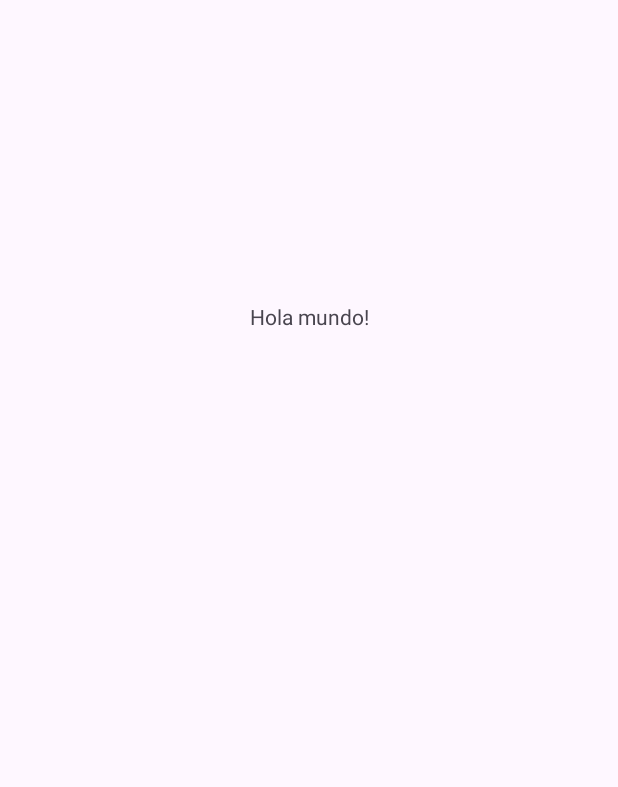
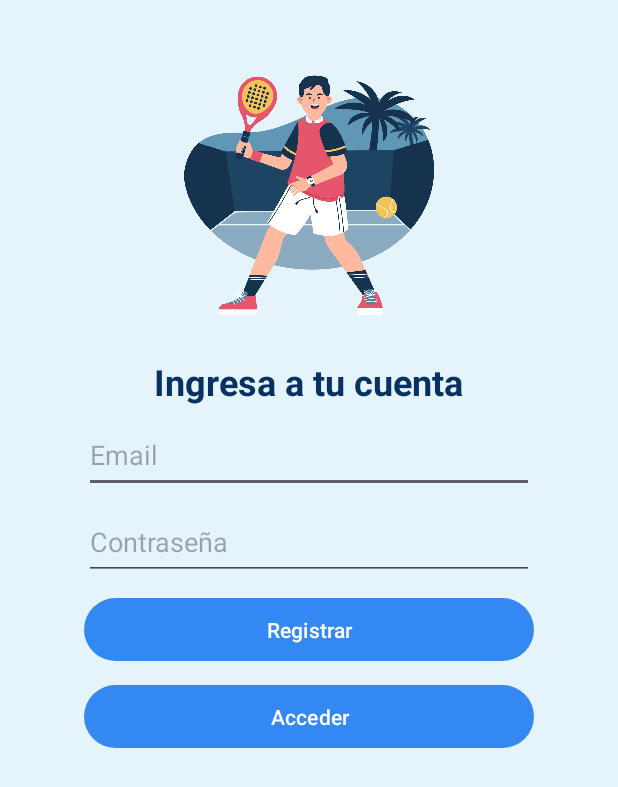
Before and after one commit to AndoniHub/PistaPadel, an Android app: the screen it shows after launch (MainActivity before the commit, AuthActivity after it), on a phone screen of 412 x 824 dp. Before the commit the part shown is almost empty. Shown: the top 787 px of the screen. Run offline under Robolectric (Android 15) with nearby library versions, the light colour scheme and no system bars; our stand-ins replace Firebase (no records; nobody signed in at launch, a user with empty details on screens opened directly).

Commit message:
Refactorizada/Renombrada MainActivity por AuthActivity. Añadida la librería firebase-auth en libs.versions.toml. Añadida dependencia firebase.auth en build.gradle. Creada HomeActivity. Implementadas las funcionalidades de registro y acceso de usuarios mediante FirebaseAuth en AuthActivity y navegación a HomeActivity.

```diff
--- a/app/build.gradle
+++ b/app/build.gradle
@@ -54,4 +54,5 @@ dependencies {
     // Importar Firebase con Version Catalog, reemplazando la dependencia por la referencia a libs
     implementation platform(libs.firebase.bom)
     implementation libs.firebase.analytics
+    implementation libs.firebase.auth
 }
--- /dev/null
+++ b/app/src/main/java/com/andonilaramagallon/pistapadel/AuthActivity.java
@@ -0,0 +1,202 @@
+package com.andonilaramagallon.pistapadel;
+
+import android.content.Intent;
+import android.os.Bundle;
+import android.widget.Button;
+import android.widget.EditText;
+
+import androidx.activity.EdgeToEdge;
+import androidx.appcompat.app.AlertDialog;
+import androidx.appcompat.app.AppCompatActivity;
+import androidx.appcompat.app.AppCompatDelegate;
+import androidx.core.graphics.Insets;
+import androidx.core.view.ViewCompat;
+import androidx.core.view.WindowInsetsCompat;
+
+import com.google.firebase.analytics.FirebaseAnalytics;
+import com.google.firebase.auth.FirebaseAuth;
+import com.google.firebase.auth.FirebaseAuthException;
+
+public class AuthActivity extends AppCompatActivity {
+
+    /**
+     * Metodo que se ejecuta cuando se crea la actividad.
+     *
+     * @param savedInstanceState Estado previo de la actividad, si lo hay.
+     */
+    @Override
+    protected void onCreate(Bundle savedInstanceState) {
+        super.onCreate(savedInstanceState);
+
+        // Forzar el modo claro (diurno)
+        AppCompatDelegate.setDefaultNightMode(AppCompatDelegate.MODE_NIGHT_NO);
+
+        EdgeToEdge.enable(this);
+
+        setContentView(R.layout.activity_auth);
+
+        // Inicializar la instancia de FireBaseAnalitycs.
+        // Permite que la aplicación registre eventos y datos analíticos que se envían a la consola de Firebase.
+        FirebaseAnalytics mFirebaseAnalytics = FirebaseAnalytics.getInstance(this);
+
+        // Instanciar un nuevo Bundle: contenedor clave-valor
+        // Clave -> "message"
+        // Valor -> "Integración de Firebase completa"
+        Bundle bundle = new Bundle();
+        bundle.putString("message", "Integración de Firebase completa");
+
+        // Lanzar evento personalizado a Google Analitycs, pasándole el bundle por parámetro
+        // Primer parámetro: nombre del evento
+        // Segundo parámetro: bundle
+        // En este caso, el evento "InitScreen" simplemente indica que la pantalla de inicio se ha inicializado
+        // y que la integración de Firebase Analytics está funcionando correctamente.
+        mFirebaseAnalytics.logEvent("InitScreen", bundle);
+
+        // Aplicar los insets para ajustar la vista a los elementos del sistema.
+        // Ajusta los márgenes de la vista (R.id.main) para evitar que los elementos del sistema (barra de estado, barra de navegación, etc.)
+        // interfieran con la interfaz de usuario.
+        ViewCompat.setOnApplyWindowInsetsListener(findViewById(R.id.main), (v, insets) -> {
+            Insets systemBars = insets.getInsets(WindowInsetsCompat.Type.systemBars());
+            v.setPadding(systemBars.left, systemBars.top, systemBars.right, systemBars.bottom);
+            return insets;
+        });
+
+        // Llamada al metodo registrar -> Asigna la acción al botón Registrar mediante un OnClickListener
+        registrar();
+
+        //Llamada al metodo acceder -> Asigna la acción al botón Acceder mediante un OnClickListener
+        acceder();
+    }
+
+    /**
+     * Metodo que define la acción al pulsar el botón Registrar.
+     * Obtiene y verifica que los campos email y contraseña no estén vacíos y sean válidos.
+     * Mediante el servicio FirebaseAuth, registra el usuario con las credenciales obtenidas y accede a la HomeActivity.
+     */
+    private void registrar() {
+        // Instanciar los elementos del layout
+        EditText emailEditText = findViewById(R.id.emailEditText);
+        EditText passwordEditText = findViewById(R.id.passwordEditText);
+        Button signUpButton = findViewById(R.id.signOutButton);
+
+        // Añadir el listener al botón de registrar
+        signUpButton.setOnClickListener(v -> {
+            // Obtener el valor de los campos EditText de email y contraseña
+            String email = emailEditText.getText().toString().trim();
+            String password = passwordEditText.getText().toString().trim();
+
+            // Validar los campos de email y contraseña
+            if (email.isEmpty()) {
+                mostrarAlerta("Debe introducir una dirección de email");
+                return;
+            }
+
+            if (password.isEmpty()) {
+                mostrarAlerta("Debe introducir una contraseña válida");
+                return;
+            }
+
+            // Verificar que la contraseña tenga un mínimo de 6 caracteres (requisito de Firebase)
+            if (password.length() < 6) {
+                mostrarAlerta("La contraseña debe tener al menos 6 caracteres");
+                return;
+            }
+
+            // Obtener una instancia de FirebaseAuth y llamar al metodo createUserWithEmailAndPassword para registrar el usuario mediante email y contraseña
+            FirebaseAuth.getInstance()
+                    .createUserWithEmailAndPassword(email, password)
+                    .addOnCompleteListener(task -> {
+                        if (task.isSuccessful()) {
+                            // Registro exitoso, ir a la pantalla principal
+                            mostrarHome(email, ProviderType.BASIC);
+                        } else {
+                            // Si el task no es exitoso, se maneja el error
+                            if (task.getException() != null) {
+                                // Obtener el código de error
+                                FirebaseAuthException e = (FirebaseAuthException) task.getException();
+                                String errorCode = e.getErrorCode();
+
+                                // TODO: No consigo controlar que solo se muestren los mensajes de error definidos por mi. Se muestra el mensaje definido por Firebase + el mensaje personalizado
+                                // Personalizar el mensaje de error según el código de error
+                                switch (errorCode) {
+                                    case "ERROR_EMAIL_ALREADY_IN_USE":
+                                        mostrarAlerta("Ya existe un usuario registrado con esta dirección de correo.");
+                                        break;
+                                    case "ERROR_INVALID_EMAIL":
+                                        mostrarAlerta("El formato del correo electrónico no es válido.");
+                                        break;
+                                    default:
+                                        mostrarAlerta("Error al registrar usuario. Por favor inténtelo de nuevo.");
+                                        break;
+                                }
+                            }
+                        }
+                    });
+        });
+    }
+
+    /**
+     * Metodo que define la acción al pulsar el botón Acceder.
+     * Obtiene y verifica que no estén vacíos los campos email y contraseña.
+     * Mediante el servicio FirebaseAuth, comprueba que el usuario esta registrado y en tal caso accede a la HomeActivity.
+     */
+    private void acceder() {
+        // Instanciar los elementos del layout
+        EditText emailEditText = findViewById(R.id.emailEditText);
+        EditText passwordEditText = findViewById(R.id.passwordEditText);
+        Button signInButton = findViewById(R.id.signInButton);
+
+        // Añadir el listener al botón de acceder
+        signInButton.setOnClickListener(v -> {
+            // Obtener el valor de los campos EditText de email y contraseña
+            String email = emailEditText.getText().toString().trim();
+            String password = passwordEditText.getText().toString().trim();
+
+            // Validar que los campos no estén vacíos
+            if (!email.isEmpty() && !password.isEmpty()) {
+                // Obtener una instancia de FirebaseAuth y llamar al metodo signInWithEmailAndPassword para acceder mediante email y contraseña
+                FirebaseAuth.getInstance()
+                        .signInWithEmailAndPassword(email, password)
+                        .addOnCompleteListener(task -> {
+                            if (task.isSuccessful()) {
+                                String userEmail = (task.getResult().getUser() != null) ? task.getResult().getUser().getEmail() : "";
+                                // Llamada al metodo mostrarHme para navegar a HomeActivity
+                                mostrarHome(userEmail, ProviderType.BASIC);
+                            } else {
+                                mostrarAlerta("El coreo o la contraseña no coinciden con las de un usuario registrado");
+                            }
+                        });
+            } else {
+                mostrarAlerta("Debe introducir un email y contraseña validos");
+            }
+        });
+    }
+
+    /**
+     * Metodo cuya función es mostrar un mensaje de error en formato popup y un botón de aceptar para cerrar el popup
+     *
+     * @param mensaje Mensaje que se muestra en el popup
+     */
+    private void mostrarAlerta(String mensaje) {
+        AlertDialog.Builder builder = new AlertDialog.Builder(this);
+        builder.setTitle("Error");
+        builder.setMessage(mensaje);
+        builder.setPositiveButton("Aceptar", (dialog, which) -> dialog.dismiss());
+
+        AlertDialog dialog = builder.create();
+        dialog.show();
+    }
+
+    /**
+     * Metodo que crea un Intent para navegar a la HomeActivity y enviar como datos el email y provider del usuario
+     *
+     * @param email    Email del usuario
+     * @param provider Provider del usuario
+     */
+    private void mostrarHome(String email, ProviderType provider) {
+        Intent homeIntent = new Intent(AuthActivity.this, HomeActivity.class);
+        homeIntent.putExtra("email", email);
+        homeIntent.putExtra("provider", provider.name());
+        startActivity(homeIntent);
+    }
+}
--- a/app/src/main/java/com/andonilaramagallon/pistapadel/MainActivity.java
+++ /dev/null
@@ -1,54 +0,0 @@
-package com.andonilaramagallon.pistapadel;
-
-import android.os.Bundle;
-
-import androidx.activity.EdgeToEdge;
-import androidx.appcompat.app.AppCompatActivity;
-import androidx.core.graphics.Insets;
-import androidx.core.view.ViewCompat;
-import androidx.core.view.WindowInsetsCompat;
-
-import com.google.firebase.analytics.FirebaseAnalytics;
-
-public class MainActivity extends AppCompatActivity {
-
-    private FirebaseAnalytics mFirebaseAnalytics; // Declarar instancia de FireBaseAnalitycs
-
-    /**
-     * Método0 que se ejecuta cuando se crea la actividad.
-     * @param savedInstanceState Estado previo de la actividad, si lo hay.
-     */
-    @Override
-    protected void onCreate(Bundle savedInstanceState) {
-        super.onCreate(savedInstanceState);
-        EdgeToEdge.enable(this);
-        setContentView(R.layout.activity_main);
-
-        // Inicializar la instancia de FireBaseAnalitycs.
-        // Permite que la aplicación registre eventos y datos analíticos que se envían a la consola de Firebase.
-        mFirebaseAnalytics = FirebaseAnalytics.getInstance(this);
-
-        // Instanciar un nuevo Bundle: contenedor clave-valor
-        // Clave -> "message"
-        // Valor -> "Integración de Firebase completa"
-        Bundle bundle = new Bundle();
-        bundle.putString("message", "Integración de Firebase completa");
-
-        // Lanzar evento personalizado a Google Analitycs, pasándole el bundle por parámetro
-        // Primer parámetro: nombre del evento
-        // Segundo parámetro: bundle
-        // En este caso, el evento "InitScreen" simplemente indica que la pantalla de inicio se ha inicializado
-        // y que la integración de Firebase Analytics está funcionando correctamente.
-        mFirebaseAnalytics.logEvent("InitScreen", bundle);
-
-        // Aplicar los insets para ajustar la vista a los elementos del sistema.
-        // Ajusta los márgenes de la vista (R.id.main) para evitar que los elementos del sistema (barra de estado, barra de navegación, etc.)
-        // interfieran con la interfaz de usuario.
-        ViewCompat.setOnApplyWindowInsetsListener(findViewById(R.id.main), (v, insets) -> {
-            Insets systemBars = insets.getInsets(WindowInsetsCompat.Type.systemBars());
-            v.setPadding(systemBars.left, systemBars.top, systemBars.right, systemBars.bottom);
-            return insets;
-        });
-
-    }
-}
--- /dev/null
+++ b/app/src/main/java/com/andonilaramagallon/pistapadel/ProviderType.java
@@ -0,0 +1,6 @@
+package com.andonilaramagallon.pistapadel;
+
+public enum ProviderType {
+    BASIC,
+    ADMIN;
+}
--- a/app/src/main/java/com/andonilaramagallon/pistapadel/SplashScreenActivity.java
+++ b/app/src/main/java/com/andonilaramagallon/pistapadel/SplashScreenActivity.java
@@ -31,7 +31,7 @@ public class SplashScreenActivity extends AppCompatActivity {
             @Override
             public void run() {
                 // Arrancamos la siguiente actividad
-                Intent mainIntent = new Intent(SplashScreenActivity.this, MainActivity.class);
+                Intent mainIntent = new Intent(SplashScreenActivity.this, AuthActivity.class);
                 startActivity(mainIntent);
                 // Cerramos esta actividad para que el usuario no pueda volver a ella mediante botón de volver atrás
                 finish();
--- /dev/null
+++ b/app/src/main/res/layout/activity_auth.xml
@@ -0,0 +1,101 @@
+<?xml version="1.0" encoding="utf-8"?>
+<androidx.constraintlayout.widget.ConstraintLayout xmlns:android="http://schemas.android.com/apk/res/android"
+    xmlns:app="http://schemas.android.com/apk/res-auto"
+    xmlns:tools="http://schemas.android.com/tools"
+    android:id="@+id/main"
+    android:layout_width="match_parent"
+    android:layout_height="match_parent"
+    android:background="@color/background_01"
+    tools:context=".AuthActivity">
+
+    <LinearLayout
+        android:layout_width="0dp"
+        android:layout_height="wrap_content"
+        android:layout_marginStart="16dp"
+        android:layout_marginTop="30dp"
+        android:layout_marginEnd="16dp"
+        android:gravity="center"
+        android:orientation="vertical"
+        app:layout_constraintEnd_toEndOf="parent"
+        app:layout_constraintStart_toStartOf="parent"
+        app:layout_constraintTop_toTopOf="parent">
+
+        <ImageView
+            android:id="@+id/imageView2"
+            android:layout_width="200dp"
+            android:layout_height="200dp"
+            android:contentDescription="Imagen para la pantalla de autentificación"
+            app:srcCompat="@drawable/auth_logo" />
+
+        <Space
+            android:layout_width="match_parent"
+            android:layout_height="8dp" />
+
+        <TextView
+            android:id="@+id/titleTextView"
+            android:layout_width="wrap_content"
+            android:layout_height="wrap_content"
+            android:text="Ingresa a tu cuenta"
+            android:textColor="@color/blue_02"
+            android:textSize="24sp"
+            android:textStyle="bold" />
+
+        <Space
+            android:layout_width="match_parent"
+            android:layout_height="8dp" />
+
+        <EditText
+            android:id="@+id/emailEditText"
+            android:layout_width="300dp"
+            android:layout_height="50dp"
+            android:autofillHints="emailAddress"
+            android:ems="10"
+            android:hint="Email"
+            android:inputType="textEmailAddress" />
+
+        <Space
+            android:layout_width="match_parent"
+            android:layout_height="8dp" />
+
+        <EditText
+            android:id="@+id/passwordEditText"
+            android:layout_width="300dp"
+            android:layout_height="50dp"
+            android:autofillHints="password"
+            android:ems="10"
+            android:hint="Contraseña"
+            android:inputType="numberPassword" />
+
+        <Space
+            android:layout_width="match_parent"
+            android:layout_height="8dp" />
+
+        <Button
+            android:id="@+id/signOutButton"
+            android:layout_width="300dp"
+            android:layout_height="50dp"
+            android:layout_weight="1"
+            android:text="Registrar"
+            app:backgroundTint="@color/blue_01" />
+
+        <Space
+            android:layout_width="match_parent"
+            android:layout_height="8dp" />
+
+        <Button
+            android:id="@+id/signInButton"
+            android:layout_width="300dp"
+            android:layout_height="50dp"
+            android:layout_weight="1"
+            android:text="Acceder"
+            app:backgroundTint="@color/blue_01" />
+
+        <LinearLayout
+            android:layout_width="match_parent"
+            android:layout_height="match_parent"
+            android:orientation="horizontal">
+
+        </LinearLayout>
+    </LinearLayout>
+
+</androidx.constraintlayout.widget.ConstraintLayout>
--- a/app/src/main/res/layout/activity_main.xml
+++ /dev/null
@@ -1,21 +0,0 @@
-<?xml version="1.0" encoding="utf-8"?>
-<androidx.constraintlayout.widget.ConstraintLayout xmlns:android="http://schemas.android.com/apk/res/android"
-    xmlns:app="http://schemas.android.com/apk/res-auto"
-    xmlns:tools="http://schemas.android.com/tools"
-    android:id="@+id/main"
-    android:layout_width="match_parent"
-    android:layout_height="match_parent"
-    tools:context=".MainActivity">
-
-    <TextView
-        android:id="@+id/textView"
-        android:layout_width="wrap_content"
-        android:layout_height="wrap_content"
-        android:text="Hola mundo!"
-        app:layout_constraintBottom_toBottomOf="parent"
-        app:layout_constraintEnd_toEndOf="parent"
-        app:layout_constraintStart_toStartOf="parent"
-        app:layout_constraintTop_toTopOf="parent"
-        app:layout_constraintVertical_bias="0.25" />
-
-</androidx.constraintlayout.widget.ConstraintLayout>
--- a/app/src/main/res/values/colors.xml
+++ b/app/src/main/res/values/colors.xml
@@ -7,4 +7,19 @@
     <color name="teal_700">#FF018786</color>
     <color name="black">#FF000000</color>
     <color name="white">#FFFFFFFF</color>
+
+    <!-- Paleta de colores corporativos de la aplicación -->
+    <color name="blue_01">#3389F1</color>
+    <color name="blue_02">#073163</color>
+    <color name="blue_03">#FFFFFFFF</color>
+
+    <color name="green_01">#9BD11B</color>
+    <color name="green_02">#FFFFFFFF</color>
+    <color name="green_03">#FFFFFFFF</color>
+
+    <color name="red_01">#ED5355</color>
+
+    <color name="background_01">#E5F3FA</color>
+
+
 </resources>
--- a/gradle/libs.versions.toml
+++ b/gradle/libs.versions.toml
@@ -13,6 +13,7 @@ navigationUi = "2.6.0"
 firebase-bom = "33.10.0"
 
 [libraries]
+firebase-auth = { module = "com.google.firebase:firebase-auth" }
 junit = { group = "junit", name = "junit", version.ref = "junit" }
 ext-junit = { group = "androidx.test.ext", name = "junit", version.ref = "junitVersion" }
 espresso-core = { group = "androidx.test.espresso", name = "espresso-core", version.ref = "espressoCore" }
```
Also changed, not shown: app/src/main/AndroidManifest.xml (+8 -6 lines), app/src/main/java/com/andonilaramagallon/pistapadel/HomeActivity.java (added, +79 -0 lines), app/src/main/res/layout/activity_home.xml (added, +75 -0 lines), app/src/main/res/drawable/auth_logo.png (added).
